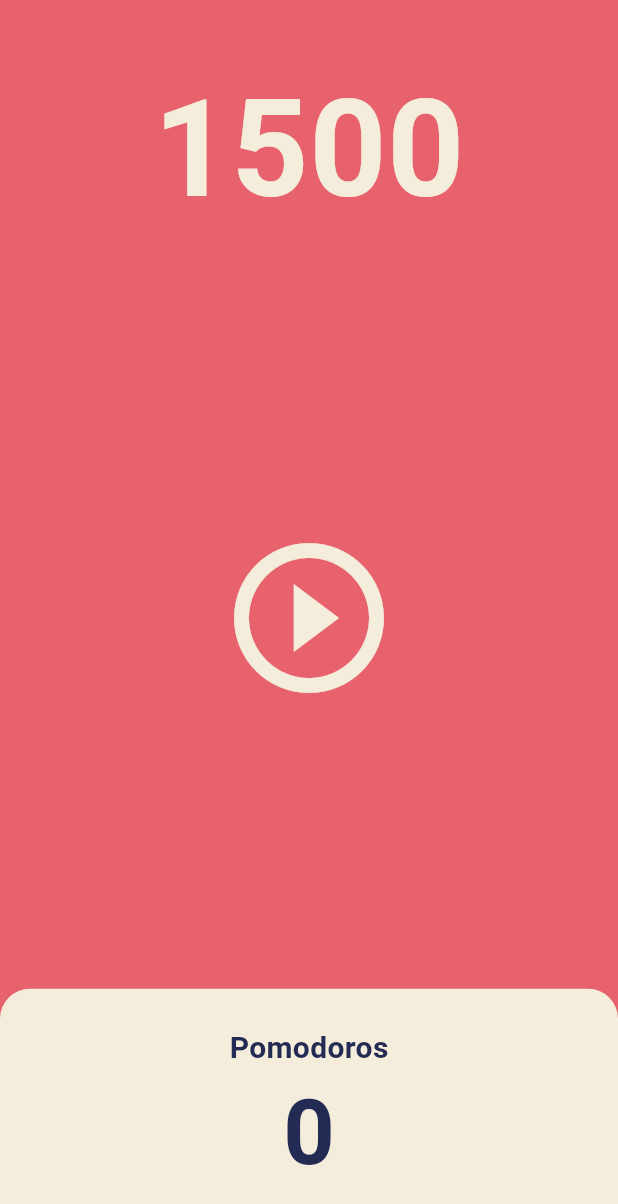
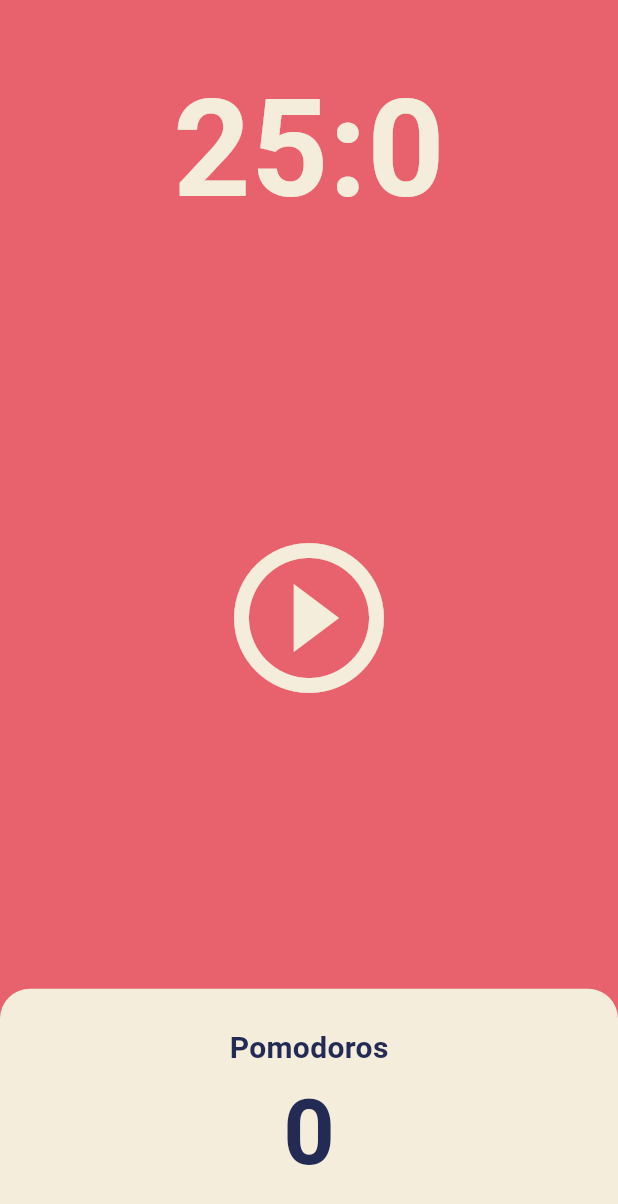
Before and after one commit to Alpaca92/IAL, a Flutter app: the screen it shows after launch, on a phone screen of 412 x 824 dp. Shown: the top 1204 px of the screen. Run offline on Flutter 3.47's test engine with Material 3 defaults, Android fonts, the phone set to English and light mode, and no system bars.

Commit message:
#5.2 Pause Play

```diff
--- a/toonflix/lib/screens/home_screen.dart
+++ b/toonflix/lib/screens/home_screen.dart
@@ -10,6 +10,7 @@ class HomeScreen extends StatefulWidget {
 }
 
 class _HomeScreenState extends State<HomeScreen> {
+  bool isRunning = false;
   int totalSeconds = 25 * 60;
   late Timer timer;
 
@@ -21,6 +22,18 @@ class _HomeScreenState extends State<HomeScreen> {
 
   void onStartPressed() {
     timer = Timer.periodic(const Duration(seconds: 1), onTick);
+
+    setState(() {
+      isRunning = true;
+    });
+  }
+
+  void onPausePressed() {
+    timer.cancel();
+
+    setState(() {
+      isRunning = false;
+    });
   }
 
   @override
@@ -34,7 +47,7 @@ class _HomeScreenState extends State<HomeScreen> {
             child: Container(
               alignment: Alignment.bottomCenter,
               child: Text(
-                '$totalSeconds',
+                '${(totalSeconds / 60).floor()}:${totalSeconds % 60}',
                 style: TextStyle(
                   color: Theme.of(context).cardColor,
                   fontSize: 90,
@@ -49,9 +62,11 @@ class _HomeScreenState extends State<HomeScreen> {
               child: IconButton(
                 iconSize: 120,
                 color: Theme.of(context).cardColor,
-                onPressed: onStartPressed,
+                onPressed: isRunning? onPausePressed : onStartPressed,
                 icon: Icon(
-                  Icons.play_circle_outline,
+                  isRunning
+                      ? Icons.pause_circle_outline
+                      : Icons.play_circle_outline,
                 ),
               ),
             ),
```
